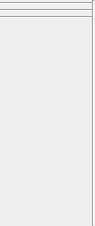
schrodinger/sketcher, file src/schrodinger/sketcher/ui/sketcher_side_bar.ui: the form before one commit.
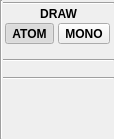
The form after the commit. Custom widgets are drawn as their Qt base class.

Commit message: SKETCH-2470: Implementing side bar and SketcherModel changes for monomeric Sketcher

The edit to the form file:
```diff
--- a/src/schrodinger/sketcher/ui/sketcher_side_bar.ui
+++ b/src/schrodinger/sketcher/ui/sketcher_side_bar.ui
@@ -6,8 +6,8 @@
    <rect>
     <x>0</x>
     <y>0</y>
-    <width>95</width>
-    <height>226</height>
+    <width>114</width>
+    <height>139</height>
    </rect>
   </property>
   <property name="windowTitle">
@@ -29,6 +29,13 @@
    <property name="bottomMargin">
     <number>0</number>
    </property>
+   <item>
+    <widget class="Line" name="line">
+     <property name="orientation">
+      <enum>Qt::Vertical</enum>
+     </property>
+    </widget>
+   </item>
    <item>
     <layout class="QVBoxLayout" name="verticalLayout">
      <property name="spacing">
@@ -45,28 +52,135 @@
       </widget>
      </item>
      <item>
-      <widget class="schrodinger::sketcher::DrawToolsWidget" name="draw_tools_wdg" native="true"/>
-     </item>
-     <item>
-      <widget class="Line" name="line_3">
-       <property name="orientation">
-        <enum>Qt::Horizontal</enum>
+      <widget class="QLabel" name="title_lbl">
+       <property name="font">
+        <font>
+         <pointsize>9</pointsize>
+         <bold>true</bold>
+        </font>
        </property>
+       <property name="text">
+        <string>DRAW</string>
+       </property>
+       <property name="alignment">
+        <set>Qt::AlignCenter</set>
+       </property>
+       <property name="margin">
+        <number>3</number>
+       </property>
       </widget>
      </item>
      <item>
-      <widget class="schrodinger::sketcher::RingToolWidget" name="ring_tool_wdg" native="true"/>
+      <layout class="QHBoxLayout" name="atomistic_or_monomer_layout">
+       <item>
+        <widget class="QToolButton" name="atomistic_btn">
+         <property name="font">
+          <font>
+           <bold>true</bold>
+          </font>
+         </property>
+         <property name="text">
+          <string>ATOM</string>
+         </property>
+         <property name="checkable">
+          <bool>true</bool>
+         </property>
+         <property name="checked">
+          <bool>true</bool>
+         </property>
+         <attribute name="buttonGroup">
+          <string notr="true">atomistic_or_monomeric_group</string>
+         </attribute>
+        </widget>
+       </item>
+       <item>
+        <widget class="QToolButton" name="monomeric_btn">
+         <property name="font">
+          <font>
+           <bold>true</bold>
+          </font>
+         </property>
+         <property name="text">
+          <string>MONO</string>
+         </property>
+         <property name="checkable">
+          <bool>true</bool>
+         </property>
+         <attribute name="buttonGroup">
+          <string notr="true">atomistic_or_monomeric_group</string>
+         </attribute>
+        </widget>
+       </item>
+      </layout>
      </item>
      <item>
-      <widget class="Line" name="line_4">
-       <property name="orientation">
-        <enum>Qt::Horizontal</enum>
-       </property>
+      <widget class="QStackedWidget" name="atomistic_or_monomeric_stack">
+       <widget class="QWidget" name="atomistic_page">
+        <layout class="QVBoxLayout" name="verticalLayout_3">
+         <property name="spacing">
+          <number>2</number>
+         </property>
+         <property name="leftMargin">
+          <number>0</number>
+         </property>
+         <property name="topMargin">
+          <number>0</number>
+         </property>
+         <property name="rightMargin">
+          <number>0</number>
+         </property>
+         <property name="bottomMargin">
+          <number>0</number>
+         </property>
+         <item>
+          <widget class="schrodinger::sketcher::DrawToolsWidget" name="draw_tools_wdg" native="true"/>
+         </item>
+         <item>
+          <widget class="Line" name="line_3">
+           <property name="orientation">
+            <enum>Qt::Horizontal</enum>
+           </property>
+          </widget>
+         </item>
+         <item>
+          <widget class="schrodinger::sketcher::RingToolWidget" name="ring_tool_wdg" native="true"/>
+         </item>
+         <item>
+          <widget class="Line" name="line_4">
+           <property name="orientation">
+            <enum>Qt::Horizontal</enum>
+           </property>
+          </widget>
+         </item>
+         <item>
+          <widget class="schrodinger::sketcher::EnumerationToolWidget" name="enumeration_tool_wdg" native="true"/>
+         </item>
+        </layout>
+       </widget>
+       <widget class="QWidget" name="monomeric_page">
+        <layout class="QVBoxLayout" name="verticalLayout_4">
+         <property name="spacing">
+          <number>2</number>
+         </property>
+         <property name="leftMargin">
+          <number>0</number>
+         </property>
+         <property name="topMargin">
+          <number>0</number>
+         </property>
+         <property name="rightMargin">
+          <number>0</number>
+         </property>
+         <property name="bottomMargin">
+          <number>0</number>
+         </property>
+         <item>
+          <widget class="schrodinger::sketcher::MonomerToolWidget" name="monomeric_wdg" native="true"/>
+         </item>
+        </layout>
+       </widget>
       </widget>
      </item>
-     <item>
-      <widget class="schrodinger::sketcher::EnumerationToolWidget" name="enumeration_tool_wdg" native="true"/>
-     </item>
      <item>
       <spacer name="verticalSpacer">
        <property name="orientation">
@@ -82,13 +196,6 @@
      </item>
     </layout>
    </item>
-   <item>
-    <widget class="Line" name="line">
-     <property name="orientation">
-      <enum>Qt::Vertical</enum>
-     </property>
-    </widget>
-   </item>
   </layout>
  </widget>
  <customwidgets>
@@ -116,6 +223,12 @@
    <header>schrodinger/sketcher/widget/ring_tool_widget.h</header>
    <container>1</container>
   </customwidget>
+  <customwidget>
+   <class>schrodinger::sketcher::MonomerToolWidget</class>
+   <extends>QWidget</extends>
+   <header>schrodinger/sketcher/widget/monomer_tool_widget.h</header>
+   <container>1</container>
+  </customwidget>
  </customwidgets>
  <resources>
   <include location="../sketcher.qrc"/>
```
Left out of the diff: 3 changed lines with no effect on the pictures. The commit also changes 21 other files.
